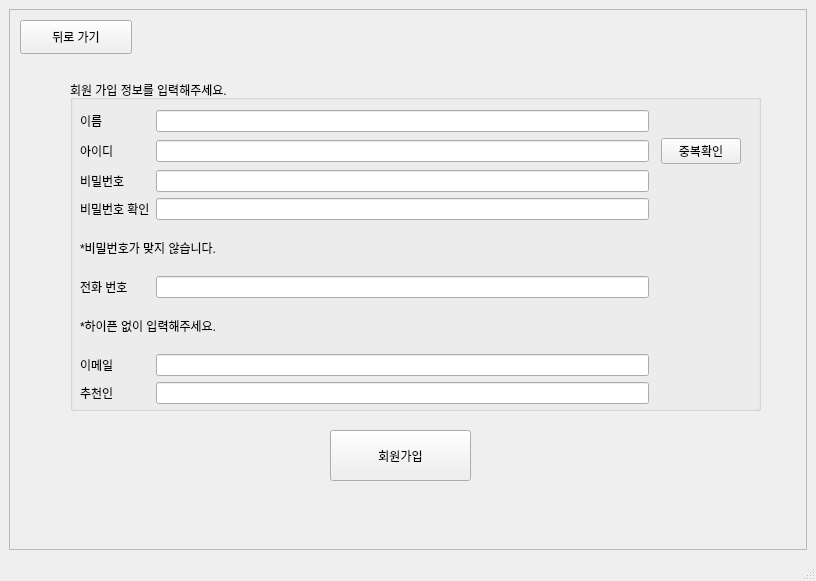
First picture: the form in gui/ui/join.ui, repository Areum120/shopping_order_rpa_fastapi, before the edit.
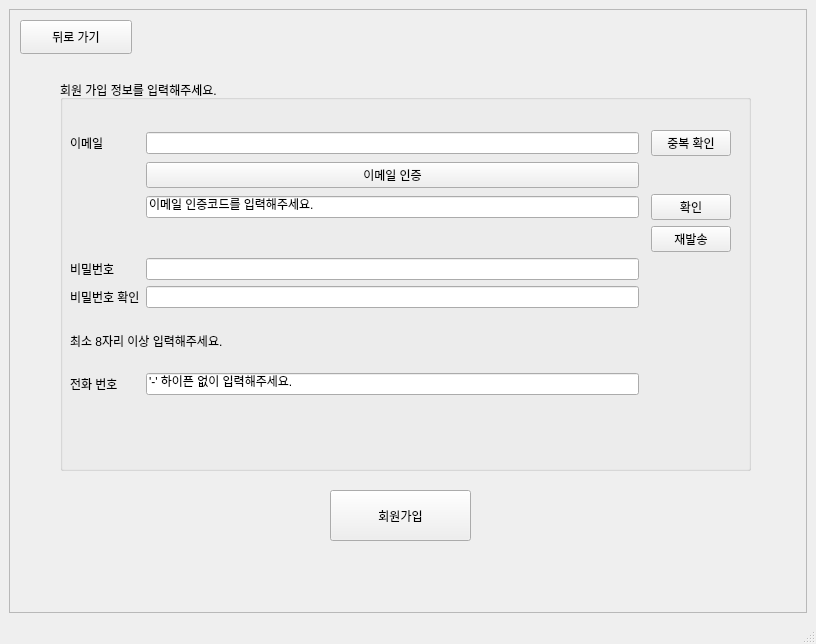
Second picture: the form after the edit.

Commit message: 회원가입 이메일 인증 필드 숨기고 드러내기, 마우스 커서 댔을 때 텍스트 입력 초기화, 이메일 인증시 버튼 변경, 로그인 화면 마우스 커서 댔을 때 텍스트 초기화, 비밀번호 해시화

Patch:
```diff
--- a/gui/ui/join.ui
+++ b/gui/ui/join.ui
@@ -7,7 +7,7 @@
     <x>0</x>
     <y>0</y>
     <width>816</width>
-    <height>581</height>
+    <height>644</height>
    </rect>
   </property>
   <property name="windowTitle">
@@ -26,16 +26,16 @@
          <x>0</x>
          <y>0</y>
          <width>788</width>
-         <height>492</height>
+         <height>555</height>
         </rect>
        </property>
        <widget class="QGroupBox" name="groupBox">
         <property name="geometry">
          <rect>
-          <x>60</x>
+          <x>50</x>
           <y>70</y>
           <width>691</width>
-          <height>331</height>
+          <height>391</height>
          </rect>
         </property>
         <property name="title">
@@ -45,102 +45,112 @@
          <property name="geometry">
           <rect>
            <x>10</x>
-           <y>30</y>
+           <y>50</y>
            <width>661</width>
-           <height>294</height>
+           <height>324</height>
           </rect>
          </property>
          <layout class="QGridLayout" name="gridLayout_2">
-          <item row="6" column="0" colspan="3">
-           <widget class="QLabel" name="label_7">
-            <property name="text">
-             <string>*비밀번호가 맞지 않습니다.</string>
-            </property>
-           </widget>
-          </item>
-          <item row="10" column="0">
-           <widget class="QLabel" name="label_6">
-            <property name="text">
-             <string>이메일</string>
-            </property>
-           </widget>
-          </item>
-          <item row="8" column="0">
-           <widget class="QLabel" name="label_5">
-            <property name="text">
-             <string>전화 번호</string>
-            </property>
-           </widget>
-          </item>
-          <item row="5" column="0">
-           <widget class="QLabel" name="label_4">
-            <property name="text">
-             <string>비밀번호 확인</string>
-            </property>
-           </widget>
-          </item>
           <item row="0" column="0">
-           <widget class="QLabel" name="label">
-            <property name="text">
-             <string>이름</string>
-            </property>
-           </widget>
-          </item>
-          <item row="1" column="0">
            <widget class="QLabel" name="label_2">
             <property name="text">
-             <string>아이디</string>
-            </property>
-           </widget>
-          </item>
-          <item row="1" column="3">
-           <widget class="QPushButton" name="pushButton">
-            <property name="text">
-             <string>중복확인</string>
+             <string>이메일</string>
             </property>
            </widget>
           </item>
           <item row="11" column="0">
-           <widget class="QLabel" name="label_8">
+           <widget class="QLabel" name="label_4">
             <property name="text">
-             <string>추천인</string>
+             <string>비밀번호 확인</string>
             </property>
            </widget>
           </item>
-          <item row="2" column="0">
+          <item row="11" column="1">
+           <widget class="QLineEdit" name="lineEdit_7"/>
+          </item>
+          <item row="7" column="1">
+           <widget class="QLineEdit" name="lineEdit_4">
+            <property name="text">
+             <string/>
+            </property>
+           </widget>
+          </item>
+          <item row="12" column="0" colspan="4">
+           <widget class="QLabel" name="label_7">
+            <property name="text">
+             <string>최소 8자리 이상 입력해주세요.</string>
+            </property>
+           </widget>
+          </item>
+          <item row="7" column="0">
            <widget class="QLabel" name="label_3">
             <property name="text">
              <string>비밀번호</string>
             </property>
            </widget>
           </item>
-          <item row="9" column="0" colspan="2">
+          <item row="14" column="1">
+           <widget class="QLineEdit" name="lineEdit_5">
+            <property name="text">
+             <string>'-' 하이픈 없이 입력해주세요.</string>
+            </property>
+           </widget>
+          </item>
+          <item row="15" column="0" colspan="2">
            <widget class="QLabel" name="label_9">
             <property name="text">
-             <string>*하이픈 없이 입력해주세요.</string>
+             <string/>
+            </property>
+           </widget>
+          </item>
+          <item row="14" column="0">
+           <widget class="QLabel" name="label_5">
+            <property name="text">
+             <string>전화 번호</string>
             </property>
            </widget>
           </item>
           <item row="0" column="1">
-           <widget class="QLineEdit" name="lineEdit"/>
-          </item>
-          <item row="1" column="1">
-           <widget class="QLineEdit" name="lineEdit_3"/>
+           <widget class="QLineEdit" name="lineEdit_3">
+            <property name="text">
+             <string/>
+            </property>
+           </widget>
           </item>
           <item row="2" column="1">
-           <widget class="QLineEdit" name="lineEdit_4"/>
+           <widget class="QLineEdit" name="lineEdit_8">
+            <property name="text">
+             <string>이메일 인증코드를 입력해주세요.</string>
+            </property>
+           </widget>
           </item>
-          <item row="5" column="1">
-           <widget class="QLineEdit" name="lineEdit_7"/>
+          <item row="2" column="3">
+           <widget class="QPushButton" name="pushButton_5">
+            <property name="text">
+             <string>확인</string>
+            </property>
+           </widget>
           </item>
-          <item row="8" column="1">
-           <widget class="QLineEdit" name="lineEdit_5"/>
+          <item row="3" column="3">
+           <widget class="QPushButton" name="pushButton_6">
+            <property name="text">
+             <string>재발송</string>
+            </property>
+           </widget>
           </item>
-          <item row="10" column="1">
-           <widget class="QLineEdit" name="lineEdit_2"/>
+          <item row="1" column="1">
+           <widget class="QPushButton" name="pushButton_4">
+            <property name="text">
+             <string>이메일 인증</string>
+            </property>
+           </widget>
           </item>
-          <item row="11" column="1">
-           <widget class="QLineEdit" name="lineEdit_6"/>
+          <item row="0" column="3">
+           <widget class="QPushButton" name="pushButton">
+            <property name="text">
+             <string>중복 확인</string>
+            </property>
+           </widget>
           </item>
          </layout>
         </widget>
@@ -149,7 +159,7 @@
         <property name="geometry">
          <rect>
           <x>320</x>
-          <y>420</y>
+          <y>480</y>
           <width>141</width>
           <height>51</height>
          </rect>
```
The commit also changes 4 other files.
